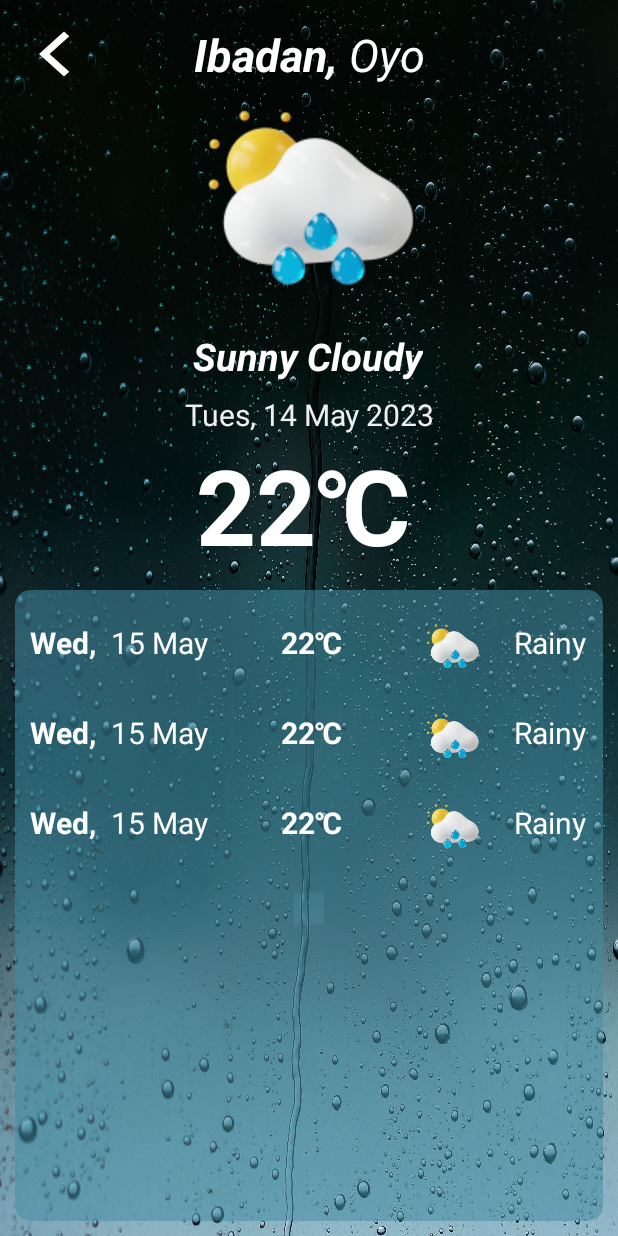
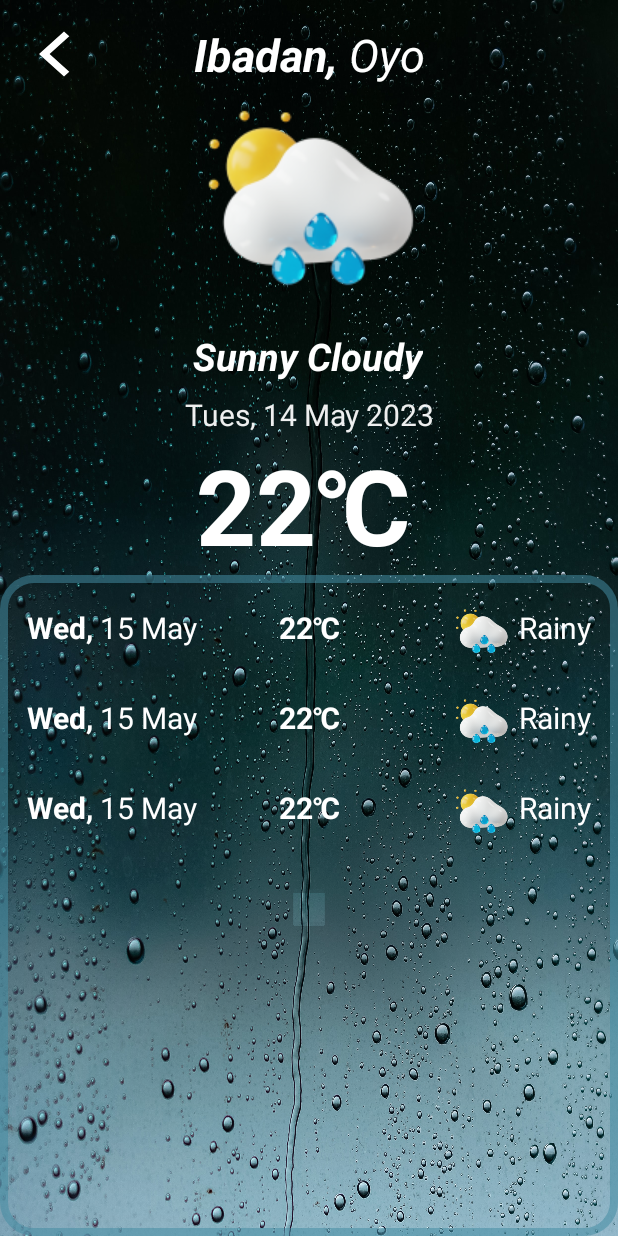
Before and after one commit to Toluwanimi9259/SkyCast, an Android app: the layout fragment_days.xml on its own in the app's theme, with its tools: preview values and no code run, on a phone screen of 412 x 824 dp. Run offline under Robolectric (Android 15) with nearby library versions, the phone set to English and light mode, and no system bars.

Commit message:
Created Adapter for days page RV Not Done with days fragment Remains 4 Days

```diff
--- a/app/src/main/java/com/techafresh/skycast/MainActivity.kt
+++ b/app/src/main/java/com/techafresh/skycast/MainActivity.kt
@@ -83,7 +83,7 @@ class MainActivity : AppCompatActivity() {
                         listAddress = geocoder.getFromLocation(location.latitude, location.longitude, 1)!!
 
                         // Current Weather
-                        weatherViewModel.getCurrentWeatherData(listAddress!![0].locality)
+                        weatherViewModel.getCurrentWeatherData(listAddress[0].locality)
 
                         // Forecast Weather
                         weatherViewModel.getWeatherForecast(listAddress[0].locality)
--- a/app/src/main/java/com/techafresh/skycast/presentation/fragments/main/MainFragment.kt
+++ b/app/src/main/java/com/techafresh/skycast/presentation/fragments/main/MainFragment.kt
@@ -81,7 +81,10 @@ class MainFragment : Fragment() {
         })
 
         viewModel.weatherForecastLiveData.observe(viewLifecycleOwner , Observer {
-            hoursAdapter = HoursAdapter(it.body()!!.forecast.forecastday[0].hour)
+            // Getting current hour
+            val localTime = it.body()!!.location.localtime.substring(11)
+            val currentHour = localTime.substring(0,2)
+            hoursAdapter = HoursAdapter(it.body()!!.forecast.forecastday[0].hour , currentHour)
             initRecyclerview(hoursAdapter)
             try {
 //                val hour = it.body().forecast.forecastday[0].hour[0].cloud
--- a/app/src/main/res/layout/days_item.xml
+++ b/app/src/main/res/layout/days_item.xml
@@ -1,66 +1,91 @@
 <?xml version="1.0" encoding="utf-8"?>
 <androidx.constraintlayout.widget.ConstraintLayout xmlns:android="http://schemas.android.com/apk/res/android"
     xmlns:app="http://schemas.android.com/apk/res-auto"
+    xmlns:tools="http://schemas.android.com/tools"
     android:layout_width="match_parent"
     android:layout_height="wrap_content">
 
-    <LinearLayout
+    <androidx.constraintlayout.widget.ConstraintLayout
+        android:id="@+id/linearLayout6"
         android:layout_width="match_parent"
         android:layout_height="wrap_content"
+        android:layout_marginBottom="10dp"
         android:orientation="horizontal"
         app:layout_constraintBottom_toBottomOf="parent"
         app:layout_constraintEnd_toEndOf="parent"
+        app:layout_constraintHorizontal_bias="0.0"
         app:layout_constraintStart_toStartOf="parent"
-        android:layout_marginBottom="10dp"
+        app:layout_constraintTop_toTopOf="parent"
+        app:layout_constraintVertical_bias="1.0">
 
-        app:layout_constraintTop_toTopOf="parent">
+        <ImageView
+            android:id="@+id/imageViewCondition3"
+            android:layout_width="50dp"
+            android:layout_height="50dp"
+            app:layout_constraintBottom_toBottomOf="parent"
+            app:layout_constraintEnd_toStartOf="@+id/textViewCondion3"
+            app:layout_constraintTop_toTopOf="parent"
+            app:layout_constraintVertical_bias="0.0"
+            app:srcCompat="@drawable/suncloudmidrain" />
 
         <TextView
-            android:id="@+id/textView9"
+            android:id="@+id/textViewDate22"
             android:layout_width="wrap_content"
             android:layout_height="wrap_content"
-            android:textAlignment="viewStart"
-            android:textColor="@color/white"
-            android:textStyle="bold"
-            android:textSize="20sp"
-            android:text="Wed, " />
-
-        <TextView
-            android:id="@+id/textView11"
-            android:layout_width="wrap_content"
-            android:layout_height="wrap_content"
-            android:layout_marginLeft="5dp"
+            android:text="15 May"
             android:textAlignment="viewStart"
             android:textColor="@color/white"
             android:textSize="20sp"
-            android:text="15 May" />
+            app:layout_constraintBottom_toBottomOf="parent"
+            app:layout_constraintStart_toEndOf="@+id/textViewDate1"
+            app:layout_constraintTop_toTopOf="parent"
+            app:layout_constraintVertical_bias="0.5" />
 
         <TextView
-            android:id="@+id/textView12"
-            android:layout_width="50dp"
-            android:layout_height="50dp"
+            android:id="@+id/textViewTemp3"
+            android:layout_width="wrap_content"
+            android:layout_height="wrap_content"
             android:gravity="center"
-            android:layout_weight="1"
+            android:text="@string/dd"
+            android:textAlignment="center"
             android:textColor="@color/white"
             android:textSize="20sp"
             android:textStyle="bold"
-            android:textAlignment="center"
-            android:text="@string/dd" />
-
-        <ImageView
-            android:id="@+id/imageView5"
-            android:layout_width="50dp"
-            android:layout_height="50dp"
-            android:layout_marginRight="15dp"
-            app:srcCompat="@drawable/suncloudmidrain" />
+            app:layout_constraintBottom_toBottomOf="parent"
+            app:layout_constraintEnd_toEndOf="parent"
+            app:layout_constraintHorizontal_bias="0.5"
+            app:layout_constraintStart_toEndOf="@+id/textViewDate22"
+            app:layout_constraintStart_toStartOf="parent"
+            app:layout_constraintTop_toTopOf="parent"
+            app:layout_constraintVertical_bias="0.5" />
 
         <TextView
-            android:id="@+id/textView13"
-            android:layout_width="50dp"
-            android:layout_height="50dp"
+            android:id="@+id/textViewDate1"
+            android:layout_width="wrap_content"
+            android:layout_height="wrap_content"
+            android:layout_marginStart="8dp"
+            android:text="Wed, "
+            android:textAlignment="viewStart"
             android:textColor="@color/white"
+            android:textSize="20sp"
+            android:textStyle="bold"
+            app:layout_constraintBottom_toBottomOf="parent"
+            app:layout_constraintStart_toStartOf="parent"
+            app:layout_constraintTop_toTopOf="parent"
+            app:layout_constraintVertical_bias="0.5" />
+
+        <TextView
+            android:id="@+id/textViewCondion3"
+            android:layout_width="wrap_content"
+            android:layout_height="wrap_content"
+            android:layout_marginEnd="8dp"
             android:gravity="center"
+            android:text="Rainy"
+            android:textColor="@color/white"
             android:textSize="20sp"
-            android:text="Rainy" />
-    </LinearLayout>
+            app:layout_constraintBottom_toBottomOf="parent"
+            app:layout_constraintEnd_toEndOf="parent"
+            app:layout_constraintTop_toTopOf="parent"
+            app:layout_constraintVertical_bias="0.5" />
+    </androidx.constraintlayout.widget.ConstraintLayout>
 </androidx.constraintlayout.widget.ConstraintLayout>
--- a/app/src/main/res/layout/fragment_days.xml
+++ b/app/src/main/res/layout/fragment_days.xml
@@ -113,17 +113,19 @@
         app:layout_constraintEnd_toEndOf="parent"
         app:layout_constraintHorizontal_bias="0.5"
         app:layout_constraintStart_toStartOf="parent"
-        android:padding="10dp"
+        android:background="@drawable/roujn"
         app:layout_constraintTop_toBottomOf="@+id/textViewTemperature2">
 
         <androidx.cardview.widget.CardView
             android:layout_width="match_parent"
             android:layout_height="match_parent"
-            app:cardBackgroundColor="@color/sd"
+            android:background="@drawable/roujn"
+            app:cardBackgroundColor="@android:color/transparent"
             app:cardCornerRadius="10dp"
-            android:elevation="50dp"
-            tools:layout_editor_absoluteX="10dp"
-            tools:layout_editor_absoluteY="10dp">
+            app:layout_constraintBottom_toBottomOf="parent"
+            app:layout_constraintEnd_toEndOf="parent"
+            app:layout_constraintStart_toStartOf="parent"
+            app:layout_constraintTop_toTopOf="parent">
 
             <androidx.constraintlayout.widget.ConstraintLayout
                 android:layout_width="match_parent"
@@ -131,6 +133,7 @@
                 android:padding="10dp">
 
                 <androidx.recyclerview.widget.RecyclerView
+                    android:id="@+id/rV2"
                     android:layout_width="match_parent"
                     android:layout_height="match_parent"
                     app:layout_constraintBottom_toBottomOf="parent"
```
Also changed, not shown: app/src/main/java/com/techafresh/skycast/data/retrofit/empty/Text.kt (+12 -0 lines), app/src/main/java/com/techafresh/skycast/presentation/adapters/DaysAdapter.kt (added, +105 -0 lines), app/src/main/java/com/techafresh/skycast/presentation/adapters/HoursAdapter.kt (+5 -4 lines), app/src/main/java/com/techafresh/skycast/presentation/fragments/main/DaysFragment.kt (+19 -0 lines).
